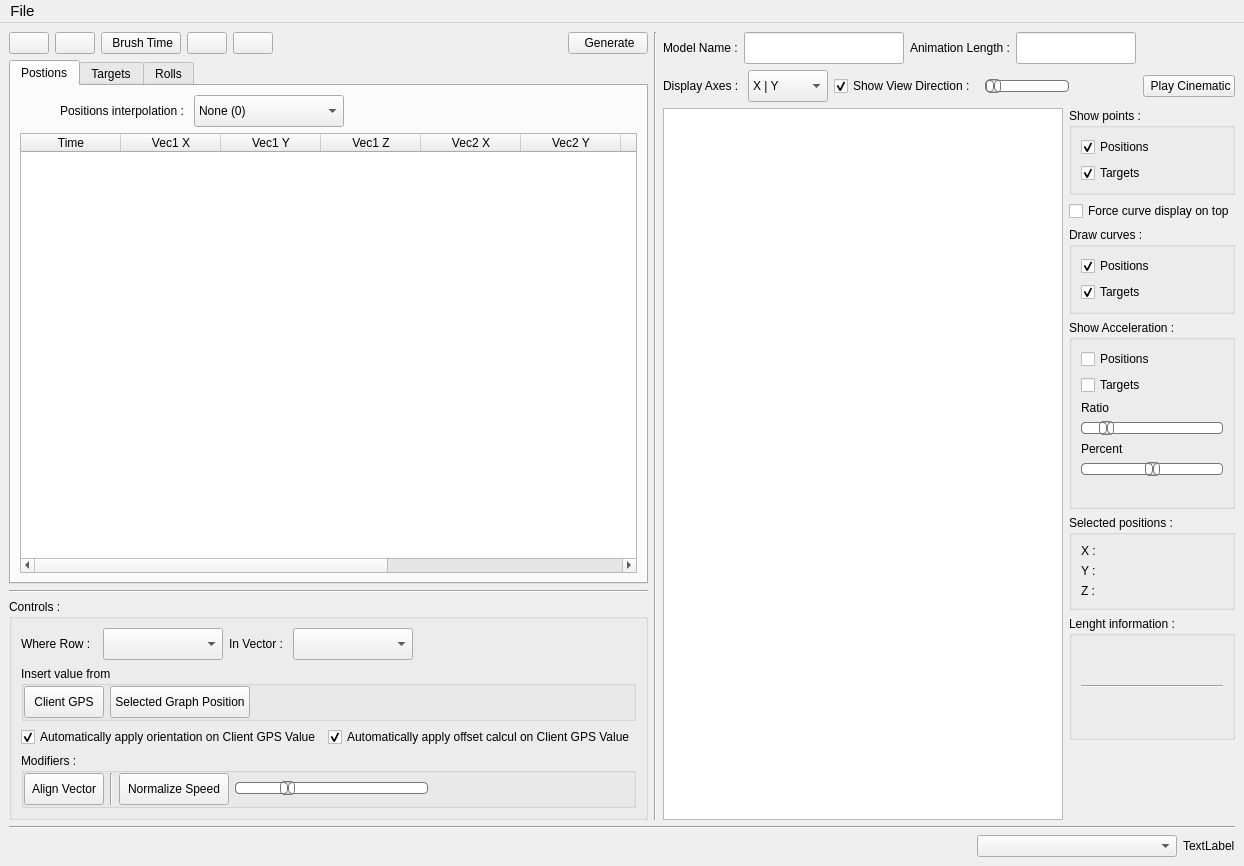
The window that src/Editor.ui (Intemporel/CameraCinematic) describes before a commit, drawn with Qt 5.
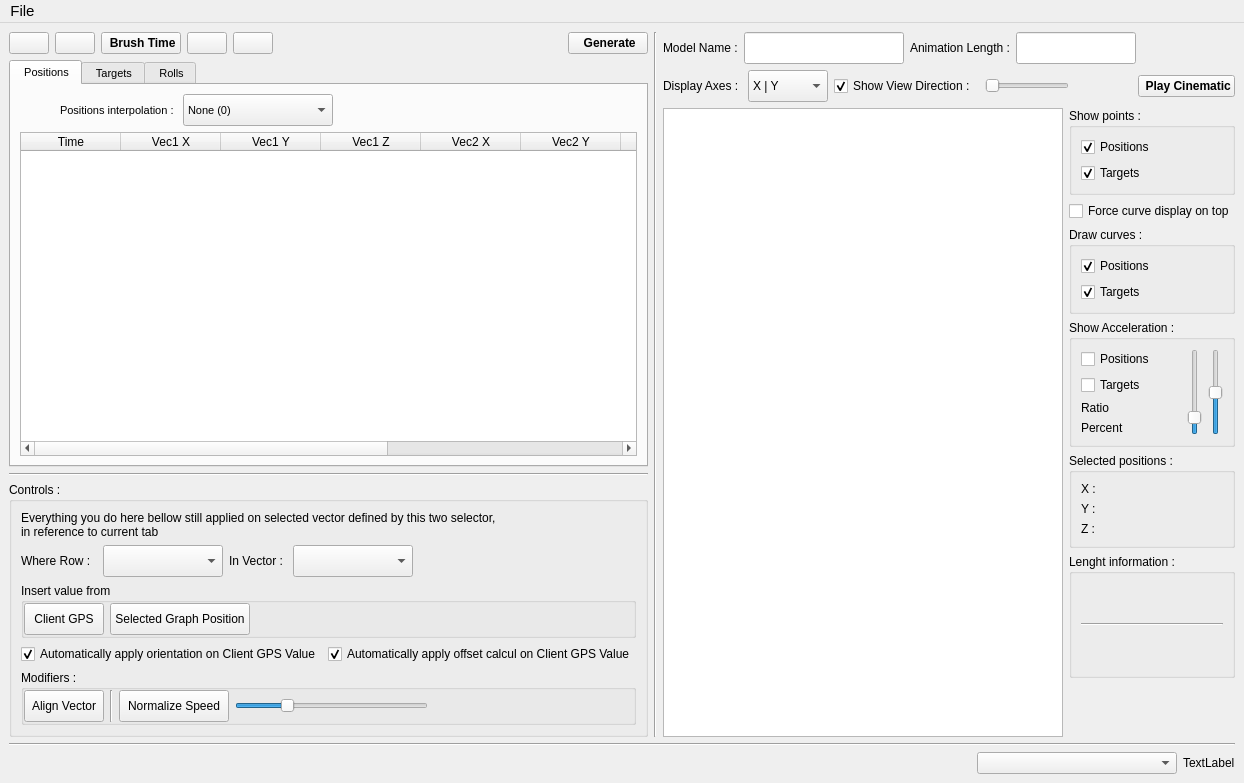
The same window after the commit. Icons and pictures are not drawn. Custom widgets are drawn as their Qt base class.

```diff
--- a/src/Editor.ui
+++ b/src/Editor.ui
@@ -6,8 +6,8 @@
    <rect>
     <x>0</x>
     <y>0</y>
-    <width>1192</width>
-    <height>866</height>
+    <width>1203</width>
+    <height>783</height>
    </rect>
   </property>
   <property name="windowTitle">
@@ -168,6 +168,12 @@
               <height>16777215</height>
              </size>
             </property>
+            <property name="font">
+             <font>
+              <weight>75</weight>
+              <bold>true</bold>
+             </font>
+            </property>
             <property name="text">
              <string> Brush Time</string>
             </property>
@@ -268,6 +274,12 @@
               <height>16777215</height>
              </size>
             </property>
+            <property name="font">
+             <font>
+              <weight>75</weight>
+              <bold>true</bold>
+             </font>
+            </property>
             <property name="text">
              <string> Generate</string>
             </property>
@@ -299,6 +311,14 @@
             <height>16777215</height>
            </size>
           </property>
+          <property name="font">
+           <font>
+            <pointsize>8</pointsize>
+           </font>
+          </property>
+          <property name="autoFillBackground">
+           <bool>false</bool>
+          </property>
           <property name="tabPosition">
            <enum>QTabWidget::North</enum>
           </property>
@@ -310,8 +330,8 @@
           </property>
           <property name="iconSize">
            <size>
-            <width>16</width>
-            <height>16</height>
+            <width>20</width>
+            <height>20</height>
            </size>
           </property>
           <property name="usesScrollButtons">
@@ -331,7 +351,7 @@
           </property>
           <widget class="QWidget" name="positions">
            <attribute name="title">
-            <string>Postions</string>
+            <string> Positions</string>
            </attribute>
            <layout class="QVBoxLayout" name="verticalLayout">
             <item>
@@ -489,7 +509,7 @@
           </widget>
           <widget class="QWidget" name="targets">
            <attribute name="title">
-            <string>Targets</string>
+            <string> Targets</string>
            </attribute>
            <layout class="QVBoxLayout" name="verticalLayout_2">
             <item>
@@ -635,7 +655,7 @@
           </widget>
           <widget class="QWidget" name="rolls">
            <attribute name="title">
-            <string>Rolls</string>
+            <string> Rolls</string>
            </attribute>
            <layout class="QVBoxLayout" name="verticalLayout_3">
             <item>
@@ -764,6 +784,14 @@
            <string>Controls : </string>
           </property>
           <layout class="QVBoxLayout" name="verticalLayout_12">
+           <item>
+            <widget class="QLabel" name="label_8">
+             <property name="text">
+              <string>Everything you do here bellow still applied on selected vector defined by this two selector,
+in reference to current tab</string>
+             </property>
+            </widget>
+           </item>
            <item>
             <layout class="QHBoxLayout" name="horizontalLayout">
              <property name="topMargin">
@@ -995,62 +1023,7 @@
               <item>
                <widget class="QSlider" name="speedRatio">
                 <property name="styleSheet">
-                 <string notr="true">QSlider::groove:horizontal {
-border: 1px solid #bbb;
-background: white;
-height: 10px;
-border-radius: 4px;
-}
-
-QSlider::sub-page:horizontal {
-background: qlineargradient(x1: 0, y1: 0,    x2: 0, y2: 1,
-    stop: 0 #66e, stop: 1 #bbf);
-background: qlineargradient(x1: 0, y1: 0.2, x2: 1, y2: 1,
-    stop: 0 #bbf, stop: 1 #55f);
-border: 1px solid #777;
-height: 10px;
-border-radius: 4px;
-}
-
-QSlider::add-page:horizontal {
-background: #fff;
-border: 1px solid #777;
-height: 10px;
-border-radius: 4px;
-}
-
-QSlider::handle:horizontal {
-background: qlineargradient(x1:0, y1:0, x2:1, y2:1,
-    stop:0 #eee, stop:1 #ccc);
-border: 1px solid #777;
-width: 13px;
-margin-top: -2px;
-margin-bottom: -2px;
-border-radius: 4px;
-}
-
-QSlider::handle:horizontal:hover {
-background: qlineargradient(x1:0, y1:0, x2:1, y2:1,
-    stop:0 #fff, stop:1 #ddd);
-border: 1px solid #444;
-border-radius: 4px;
-}
-
-QSlider::sub-page:horizontal:disabled {
-background: #bbb;
-border-color: #999;
-}
-
-QSlider::add-page:horizontal:disabled {
-background: #eee;
-border-color: #999;
-}
-
-QSlider::handle:horizontal:disabled {
-background: #eee;
-border: 1px solid #aaa;
-border-radius: 4px;
-}</string>
+                 <string notr="true"/>
                 </property>
                 <property name="maximum">
                  <number>100</number>
@@ -1257,62 +1230,7 @@
                </size>
               </property>
               <property name="styleSheet">
-               <string notr="true">QSlider::groove:horizontal {
-border: 1px solid #bbb;
-background: white;
-height: 10px;
-border-radius: 4px;
-}
-
-QSlider::sub-page:horizontal {
-background: qlineargradient(x1: 0, y1: 0,    x2: 0, y2: 1,
-    stop: 0 #66e, stop: 1 #bbf);
-background: qlineargradient(x1: 0, y1: 0.2, x2: 1, y2: 1,
-    stop: 0 #bbf, stop: 1 #55f);
-border: 1px solid #777;
-height: 10px;
-border-radius: 4px;
-}
-
-QSlider::add-page:horizontal {
-background: #fff;
-border: 1px solid #777;
-height: 10px;
-border-radius: 4px;
-}
-
-QSlider::handle:horizontal {
-background: qlineargradient(x1:0, y1:0, x2:1, y2:1,
-    stop:0 #eee, stop:1 #ccc);
-border: 1px solid #777;
-width: 13px;
-margin-top: -2px;
-margin-bottom: -2px;
-border-radius: 4px;
-}
-
-QSlider::handle:horizontal:hover {
-background: qlineargradient(x1:0, y1:0, x2:1, y2:1,
-    stop:0 #fff, stop:1 #ddd);
-border: 1px solid #444;
-border-radius: 4px;
-}
-
-QSlider::sub-page:horizontal:disabled {
-background: #bbb;
-border-color: #999;
-}
-
-QSlider::add-page:horizontal:disabled {
-background: #eee;
-border-color: #999;
-}
-
-QSlider::handle:horizontal:disabled {
-background: #eee;
-border: 1px solid #aaa;
-border-radius: 4px;
-}</string>
+               <string notr="true"/>
               </property>
               <property name="orientation">
                <enum>Qt::Horizontal</enum>
@@ -1356,6 +1274,12 @@
                 <height>16777215</height>
                </size>
               </property>
+              <property name="font">
+               <font>
+                <weight>75</weight>
+                <bold>true</bold>
+               </font>
+              </property>
               <property name="text">
                <string> Play Cinematic</string>
               </property>
@@ -1480,11 +1404,27 @@
             </item>
             <item>
              <widget class="QGroupBox" name="groupBox_5">
+              <property name="maximumSize">
+               <size>
+                <width>16777215</width>
+                <height>130</height>
+               </size>
+              </property>
               <property name="title">
                <string>Show Acceleration : </string>
               </property>
               <layout class="QVBoxLayout" name="verticalLayout_10">
                <item>
+                <layout class="QHBoxLayout" name="horizontalLayout_8">
+                 <property name="topMargin">
+                  <number>0</number>
+                 </property>
+                 <item>
+                  <layout class="QVBoxLayout" name="verticalLayout_13">
+                   <property name="topMargin">
+                    <number>0</number>
+                   </property>
+                   <item>
                 <widget class="QCheckBox" name="accelerationPosition">
                  <property name="text">
                   <string>Positions</string>
@@ -1506,64 +1446,26 @@
                 </widget>
                </item>
                <item>
+                    <widget class="QLabel" name="label_accelerationPercent">
+                     <property name="text">
+                      <string>Percent</string>
+                     </property>
+                    </widget>
+                   </item>
+                  </layout>
+                 </item>
+                 <item>
+                  <layout class="QHBoxLayout" name="horizontalLayout_14">
+                   <item>
                 <widget class="QSlider" name="accelerationRatio">
+                     <property name="maximumSize">
+                      <size>
+                       <width>16777215</width>
+                       <height>90</height>
+                      </size>
+                     </property>
                  <property name="styleSheet">
-                  <string notr="true">QSlider::groove:horizontal {
-border: 1px solid #bbb;
-background: white;
-height: 10px;
-border-radius: 4px;
-}
-
-QSlider::sub-page:horizontal {
-background: qlineargradient(x1: 0, y1: 0,    x2: 0, y2: 1,
-    stop: 0 #66e, stop: 1 #bbf);
-background: qlineargradient(x1: 0, y1: 0.2, x2: 1, y2: 1,
-    stop: 0 #bbf, stop: 1 #55f);
-border: 1px solid #777;
-height: 10px;
-border-radius: 4px;
-}
-
-QSlider::add-page:horizontal {
-background: #fff;
-border: 1px solid #777;
-height: 10px;
-border-radius: 4px;
-}
-
-QSlider::handle:horizontal {
-background: qlineargradient(x1:0, y1:0, x2:1, y2:1,
-    stop:0 #eee, stop:1 #ccc);
-border: 1px solid #777;
-width: 13px;
-margin-top: -2px;
-margin-bottom: -2px;
-border-radius: 4px;
-}
-
-QSlider::handle:horizontal:hover {
-background: qlineargradient(x1:0, y1:0, x2:1, y2:1,
-    stop:0 #fff, stop:1 #ddd);
-border: 1px solid #444;
-border-radius: 4px;
-}
-
-QSlider::sub-page:horizontal:disabled {
-background: #bbb;
-border-color: #999;
-}
-
-QSlider::add-page:horizontal:disabled {
-background: #eee;
-border-color: #999;
-}
-
-QSlider::handle:horizontal:disabled {
-background: #eee;
-border: 1px solid #aaa;
-border-radius: 4px;
-}</string>
+                      <string notr="true"/>
                  </property>
                  <property name="maximum">
                   <number>200</number>
@@ -1572,76 +1474,20 @@
                   <number>27</number>
                  </property>
                  <property name="orientation">
-                  <enum>Qt::Horizontal</enum>
-                 </property>
-                </widget>
-               </item>
-               <item>
-                <widget class="QLabel" name="label_accelerationPercent">
-                 <property name="text">
-                  <string>Percent</string>
+                      <enum>Qt::Vertical</enum>
                  </property>
                 </widget>
                </item>
                <item>
                 <widget class="QSlider" name="accelerationPercent">
+                     <property name="maximumSize">
+                      <size>
+                       <width>16777215</width>
+                       <height>90</height>
+                      </size>
+                     </property>
                  <property name="styleSheet">
-                  <string notr="true">QSlider::groove:horizontal {
-border: 1px solid #bbb;
-background: white;
-height: 10px;
-border-radius: 4px;
-}
-
-QSlider::sub-page:horizontal {
-background: qlineargradient(x1: 0, y1: 0,    x2: 0, y2: 1,
-    stop: 0 #66e, stop: 1 #bbf);
-background: qlineargradient(x1: 0, y1: 0.2, x2: 1, y2: 1,
-    stop: 0 #bbf, stop: 1 #55f);
-border: 1px solid #777;
-height: 10px;
-border-radius: 4px;
-}
-
-QSlider::add-page:horizontal {
-background: #fff;
-border: 1px solid #777;
-height: 10px;
-border-radius: 4px;
-}
-
-QSlider::handle:horizontal {
-background: qlineargradient(x1:0, y1:0, x2:1, y2:1,
-    stop:0 #eee, stop:1 #ccc);
-border: 1px solid #777;
-width: 13px;
-margin-top: -2px;
-margin-bottom: -2px;
-border-radius: 4px;
-}
-
-QSlider::handle:horizontal:hover {
-background: qlineargradient(x1:0, y1:0, x2:1, y2:1,
-    stop:0 #fff, stop:1 #ddd);
-border: 1px solid #444;
-border-radius: 4px;
-}
-
-QSlider::sub-page:horizontal:disabled {
-background: #bbb;
-border-color: #999;
-}
-
-QSlider::add-page:horizontal:disabled {
-background: #eee;
-border-color: #999;
-}
-
-QSlider::handle:horizontal:disabled {
-background: #eee;
-border: 1px solid #aaa;
-border-radius: 4px;
-}</string>
+                      <string notr="true"/>
                  </property>
                  <property name="maximum">
                   <number>100</number>
@@ -1650,16 +1496,13 @@
                   <number>50</number>
                  </property>
                  <property name="orientation">
-                  <enum>Qt::Horizontal</enum>
+                      <enum>Qt::Vertical</enum>
                  </property>
                 </widget>
                </item>
-               <item>
-                <widget class="QLabel" name="label_accelerationRange">
-                 <property name="text">
-                  <string/>
-                 </property>
-                </widget>
+                  </layout>
+                 </item>
+                </layout>
                </item>
               </layout>
              </widget>
```
Left out of the diff: 14 changed lines with no effect on the pictures. Lines whose indentation alone changed are shown as unchanged.
